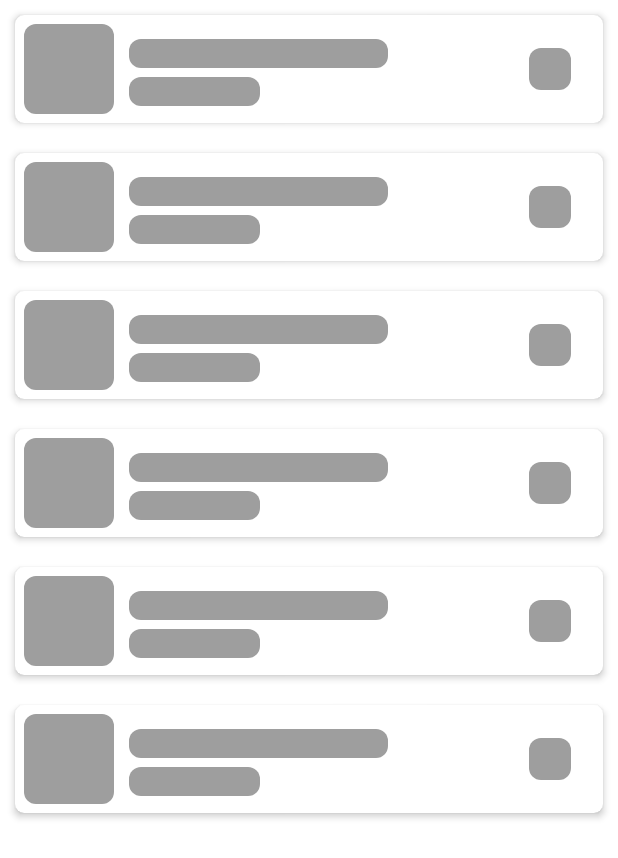
After one commit to ImtiazDipto01/GithubUsers, an Android app: the layout skeleton_users.xml on its own in the app's theme, with its tools: preview values and no code run, on a phone screen of 412 x 824 dp. The commit adds this screen. Shown: the top 858 px of the screen. Run offline under Robolectric (Android 15) with nearby library versions, the phone set to English and light mode, and no system bars.

Commit message:
feat: shimmer skeleton added

```diff
--- a/app/build.gradle
+++ b/app/build.gradle
@@ -101,6 +101,9 @@ dependencies {
     implementation "com.jakewharton.timber:timber:$timberVersion"
     implementation "com.orhanobut:logger:$loggerVersion"
 
+    // shimmer
+    implementation "com.facebook.shimmer:shimmer:$shimmerVersion"
+
     // testing
     testImplementation 'junit:junit:4.13.2'
     androidTestImplementation 'androidx.test.ext:junit:1.1.3'
--- a/app/src/main/java/com/imtiaz/githubuserstest/presentation/user/UsersFragment.kt
+++ b/app/src/main/java/com/imtiaz/githubuserstest/presentation/user/UsersFragment.kt
@@ -172,7 +172,7 @@ class UsersFragment : Fragment() {
         if (isLoading) {
             if (userAdapter.itemCount == 0) {
                 // showing Initial Loader
-                pbLoading.isVisible = isLoading
+                handleInitialLoading(isLoading)
                 recyclerview.isVisible = !isLoading
             } else {
                 layoutBottom.apply {
@@ -185,7 +185,7 @@ class UsersFragment : Fragment() {
             return@apply
         }
         // Hiding Loader, Showing recyclerview because of [isLoading = false]
-        pbLoading.isVisible = isLoading
+        handleInitialLoading(isLoading)
         layoutBottom.parentLayout.isVisible = isLoading
         recyclerview.isVisible = !isLoading
         viewModel.errorHandler = null
@@ -228,6 +228,13 @@ class UsersFragment : Fragment() {
         }
     }
 
+    private fun handleInitialLoading(isLoading: Boolean) = _binding.apply {
+        layoutSkeleton.parentLayout.isVisible = isLoading
+        if(isLoading)
+            layoutSkeleton.shimmerViewContainer.startShimmer()
+        else layoutSkeleton.shimmerViewContainer.stopShimmer()
+    }
+
     private fun checkIfNeedInitialFetch() {
         if (userAdapter.itemCount == 0)
             viewModel.fetchUsers(FIRST_PAGE)
--- /dev/null
+++ b/app/src/main/res/drawable/sekeleton_user_img.xml
@@ -0,0 +1,6 @@
+<?xml version="1.0" encoding="utf-8"?>
+<shape xmlns:android="http://schemas.android.com/apk/res/android">
+
+    <solid android:color="#9E9E9E" />
+    <corners android:radius="8dp" />
+</shape>
--- a/app/src/main/res/layout/fragment_users.xml
+++ b/app/src/main/res/layout/fragment_users.xml
@@ -16,7 +16,18 @@
         tools:context=".presentation.user.UsersFragment"
         app:layout_behavior="com.google.android.material.appbar.AppBarLayout$ScrollingViewBehavior">
 
-        <ProgressBar
+        <include
+            android:id="@+id/layout_skeleton"
+            layout="@layout/skeleton_users"
+            android:layout_width="0dp"
+            android:layout_height="wrap_content"
+            app:layout_constraintStart_toStartOf="parent"
+            app:layout_constraintEnd_toEndOf="parent"
+            app:layout_constraintTop_toBottomOf="@+id/layout_search"
+            android:layout_margin="4dp"
+            android:visibility="gone"/>
+
+        <!--<ProgressBar
             android:id="@+id/pbLoading"
             android:layout_width="50dp"
             android:layout_height="50dp"
@@ -24,7 +35,7 @@
             app:layout_constraintBottom_toBottomOf="parent"
             app:layout_constraintEnd_toEndOf="parent"
             app:layout_constraintStart_toStartOf="parent"
-            app:layout_constraintTop_toTopOf="parent" />
+            app:layout_constraintTop_toTopOf="parent" />-->
 
         <View
             android:id="@+id/layout_search"
@@ -125,6 +136,7 @@
             android:layout_margin="4dp"
             android:visibility="gone"/>
 
+
     </androidx.constraintlayout.widget.ConstraintLayout>
 
 </androidx.coordinatorlayout.widget.CoordinatorLayout>
--- /dev/null
+++ b/app/src/main/res/layout/item_skeleton_users.xml
@@ -0,0 +1,63 @@
+<?xml version="1.0" encoding="utf-8"?>
+<androidx.cardview.widget.CardView xmlns:android="http://schemas.android.com/apk/res/android"
+    android:layout_width="match_parent"
+    android:layout_height="wrap_content"
+    app:cardCornerRadius="6dp"
+    app:cardElevation="3dp"
+    android:layout_margin="6dp"
+    xmlns:app="http://schemas.android.com/apk/res-auto"
+    xmlns:tools="http://schemas.android.com/tools">
+
+    <androidx.constraintlayout.widget.ConstraintLayout
+        android:layout_width="match_parent"
+        android:layout_height="match_parent"
+        android:padding="6dp">
+
+        <View
+            android:id="@+id/img_user_skltn"
+            android:layout_width="60dp"
+            android:layout_height="60dp"
+            android:background="@drawable/sekeleton_user_img"
+            app:layout_constraintTop_toTopOf="parent"
+            app:layout_constraintStart_toStartOf="parent"/>
+
+        <TextView
+            android:id="@+id/text_user_name_skltn"
+            android:layout_width="wrap_content"
+            android:layout_height="wrap_content"
+            app:layout_constraintStart_toEndOf="@+id/img_user_skltn"
+            app:layout_constraintTop_toTopOf="parent"
+            android:textSize="14sp"
+            android:textColor="@android:color/transparent"
+            android:text="@string/demo_skln_msg"
+            android:background="@drawable/sekeleton_user_img"
+            android:layout_marginStart="10dp"
+            android:layout_marginTop="10dp"/>
+
+        <TextView
+            android:id="@+id/text_second_skltn"
+            android:layout_width="wrap_content"
+            android:layout_height="wrap_content"
+            app:layout_constraintStart_toEndOf="@+id/img_user_skltn"
+            app:layout_constraintTop_toBottomOf="@+id/text_user_name_skltn"
+            app:layout_constraintBottom_toBottomOf="parent"
+            android:textSize="14sp"
+            android:textColor="@android:color/transparent"
+            android:text="@string/demo_user_name"
+            android:background="@drawable/sekeleton_user_img"
+            android:layout_marginStart="10dp" />
+
+
+        <ImageView
+            android:id="@+id/img_note"
+            android:layout_width="28dp"
+            android:layout_height="28dp"
+            app:layout_constraintEnd_toEndOf="parent"
+            app:layout_constraintBottom_toBottomOf="parent"
+            app:layout_constraintTop_toTopOf="parent"
+            android:layout_marginEnd="15dp"
+            android:background="@drawable/sekeleton_user_img"/>
+
+    </androidx.constraintlayout.widget.ConstraintLayout>
+
+</androidx.cardview.widget.CardView>
--- /dev/null
+++ b/app/src/main/res/layout/skeleton_users.xml
@@ -0,0 +1,60 @@
+<?xml version="1.0" encoding="utf-8"?>
+<LinearLayout xmlns:android="http://schemas.android.com/apk/res/android"
+    xmlns:app="http://schemas.android.com/apk/res-auto"
+    android:id="@+id/parent_layout"
+    android:layout_width="match_parent"
+    android:layout_height="wrap_content"
+    android:orientation="vertical">
+
+    <com.facebook.shimmer.ShimmerFrameLayout
+        android:id="@+id/shimmer_view_container"
+        android:layout_width="match_parent"
+        android:layout_height="wrap_content">
+
+        <LinearLayout
+            android:layout_width="match_parent"
+            android:layout_height="wrap_content"
+            android:orientation="vertical">
+
+            <include
+                android:layout_width="match_parent"
+                android:layout_height="wrap_content"
+                layout="@layout/item_skeleton_users"
+                android:layout_margin="10dp"/>
+
+            <include
+                android:layout_width="match_parent"
+                android:layout_height="wrap_content"
+                layout="@layout/item_skeleton_users"
+                android:layout_margin="10dp"/>
+
+            <include
+                android:layout_width="match_parent"
+                android:layout_height="wrap_content"
+                layout="@layout/item_skeleton_users"
+                android:layout_margin="10dp"/>
+
+            <include
+                android:layout_width="match_parent"
+                android:layout_height="wrap_content"
+                layout="@layout/item_skeleton_users"
+                android:layout_margin="10dp"/>
+
+            <include
+                android:layout_width="match_parent"
+                android:layout_height="wrap_content"
+                layout="@layout/item_skeleton_users"
+                android:layout_margin="10dp"/>
+
+            <include
+                android:layout_width="match_parent"
+                android:layout_height="wrap_content"
+                layout="@layout/item_skeleton_users"
+                android:layout_margin="10dp"/>
+
+        </LinearLayout>
+
+    </com.facebook.shimmer.ShimmerFrameLayout>
+
+
+</LinearLayout>
--- a/app/src/main/res/values/strings.xml
+++ b/app/src/main/res/values/strings.xml
@@ -3,6 +3,7 @@
     <!-- TODO: Remove or change this placeholder text -->
     <string name="hello_blank_fragment">Hello blank fragment</string>
     <string name="demo_user_name">ImtiazDipto01</string>
+    <string name="demo_skln_msg">Lorem Ipsum is dummy text</string>
     <string name="search_user">Search Github user</string>
     <string name="img_search">image search</string>
     <string name="img_clear">image clear</string>
--- a/build.gradle
+++ b/build.gradle
@@ -22,6 +22,7 @@ buildscript {
         glideVersion = '4.12.0'
         timberVersion = '5.0.1'
         loggerVersion = '2.2.0'
+        shimmerVersion = '0.5.0'
         wifiUtilVersion = "1.6.5"
     }
 
```
